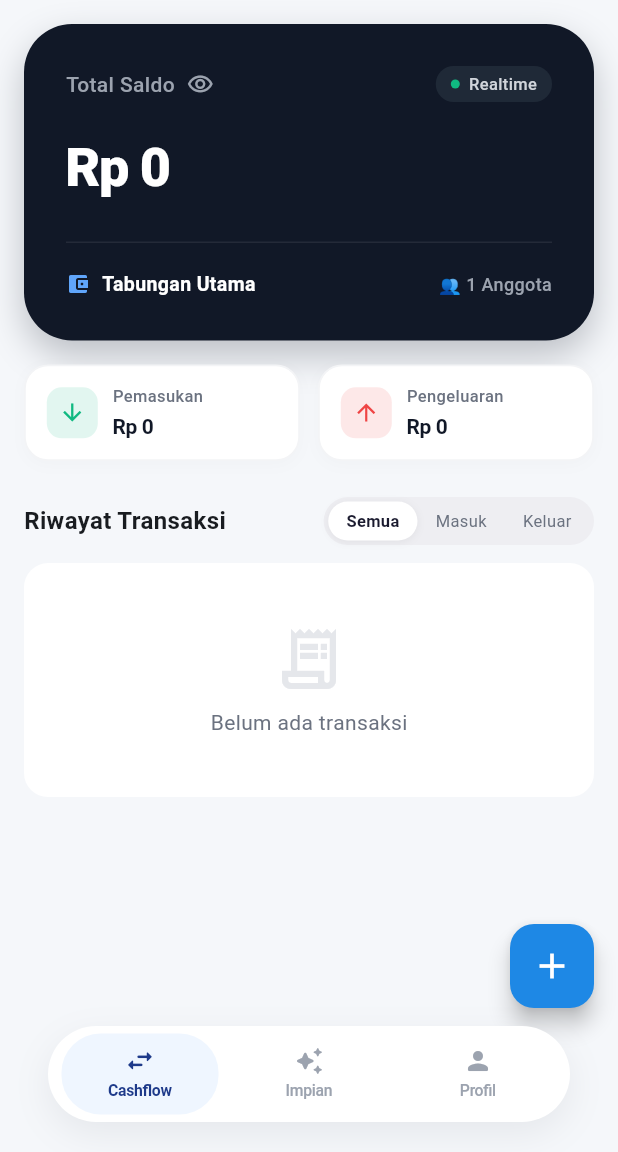
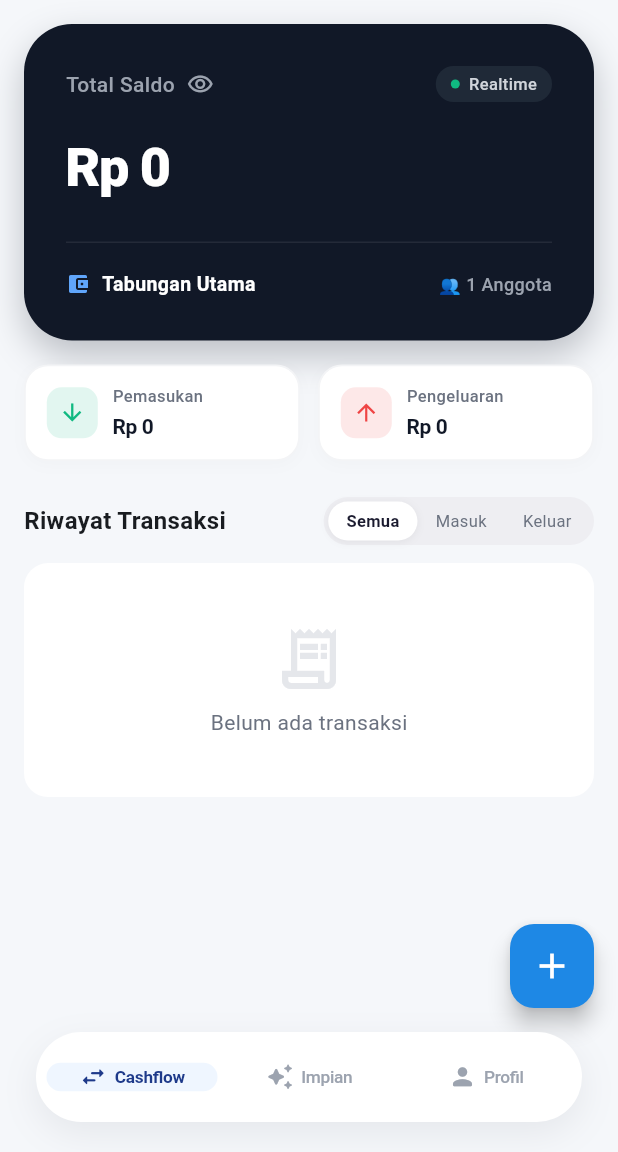
Before and after one commit to ardhikaxx/mysaku-app, a Flutter app: the screen it shows once a user with an empty profile is signed in, on a phone screen of 412 x 824 dp, the part 84-1236 px from its top. Run offline on Flutter 3.47's test engine with Material 3 defaults, Android fonts, the phone set to English and light mode, and no system bars; our stand-ins replace cloud_firestore, firebase_auth, firebase_core, flutter_riverpod, go_router, google_sign_in; accounts and stored records are empty.

Commit message:
style(navbar): format nav items horizontally with icon on left and label on right

```diff
--- a/lib/presentation/home/widgets/bottom_nav_bar.dart
+++ b/lib/presentation/home/widgets/bottom_nav_bar.dart
@@ -13,13 +13,13 @@ class BottomNavBar extends StatelessWidget {
   @override
   Widget build(BuildContext context) {
     return Padding(
-      padding: const EdgeInsets.only(left: 32, right: 32, bottom: 20),
+      padding: const EdgeInsets.only(left: 24, right: 24, bottom: 20),
       child: Container(
-        height: 64,
+        height: 60,
         padding: const EdgeInsets.all(5),
         decoration: BoxDecoration(
           color: Colors.white,
-          borderRadius: BorderRadius.circular(32),
+          borderRadius: BorderRadius.circular(30),
           boxShadow: [
             BoxShadow(
               color: const Color(0xFF0F172A).withOpacity(0.07),
@@ -51,32 +51,32 @@ class BottomNavBar extends StatelessWidget {
         child: AnimatedContainer(
           duration: const Duration(milliseconds: 250),
           curve: Curves.easeOutCubic,
-          margin: const EdgeInsets.symmetric(horizontal: 4),
+          margin: const EdgeInsets.symmetric(horizontal: 2),
+          padding: const EdgeInsets.symmetric(horizontal: 6),
           decoration: BoxDecoration(
             color: isSelected ? const Color(0xFFEFF6FF) : Colors.transparent,
-            borderRadius: BorderRadius.circular(26),
+            borderRadius: BorderRadius.circular(25),
           ),
-          child: Column(
+          child: Row(
             mainAxisAlignment: MainAxisAlignment.center,
             children: [
-              AnimatedScale(
-                scale: isSelected ? 1.08 : 1.0,
-                duration: const Duration(milliseconds: 200),
-                curve: Curves.easeOutCubic,
-                child: Icon(
+              Icon(
                 icon,
-                  size: 20,
+                size: 19,
                 color: isSelected ? activeColor : inactiveColor,
               ),
-              ),
-              const SizedBox(height: 2),
-              Text(
+              const SizedBox(width: 5),
+              Flexible(
+                child: Text(
                   label,
                   style: TextStyle(
                     color: isSelected ? activeColor : inactiveColor,
                     fontWeight: isSelected ? FontWeight.w700 : FontWeight.w500,
-                  fontSize: 10.5,
+                    fontSize: 11.5,
                     letterSpacing: -0.2,
+                  ),
+                  maxLines: 1,
+                  overflow: TextOverflow.ellipsis,
                 ),
               ),
             ],
```
Lines whose indentation alone changed are shown as unchanged.
